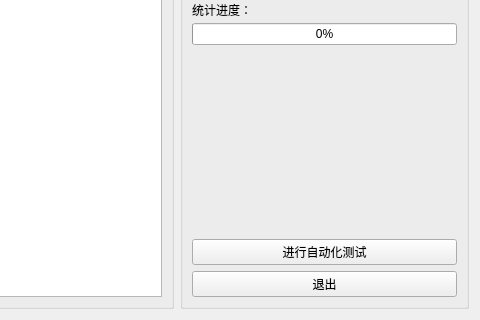
Asashes/wordFrequencyCount, file widget.ui: the form before one commit; both pictures show x 320 to 800 and y 280 to 600 of the 800 by 600 pixel window.
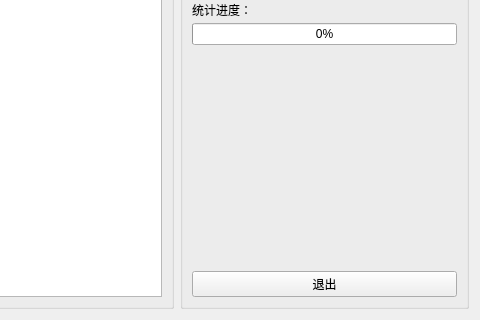
The form after the commit.

Commit message: release version - remove automatic testing - commit 2023/1/9

```diff
--- a/widget.ui
+++ b/widget.ui
@@ -44,13 +44,6 @@
       <string>选择窗口</string>
      </property>
      <layout class="QGridLayout" name="gridLayout_2">
-      <item row="3" column="0">
-       <widget class="QPushButton" name="btnTest">
-        <property name="text">
-         <string>进行自动化测试</string>
-        </property>
-       </widget>
-      </item>
       <item row="2" column="0">
        <spacer name="verticalSpacer">
         <property name="orientation">
```
Left out of the diff: 16 changed lines with no effect on the pictures. The commit also changes 2 other files.
